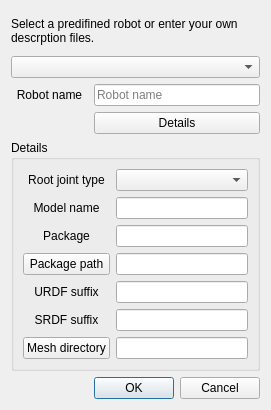
Old version of the form include/hpp/gui/ui/dialogloadrobot.ui in the repository humanoid-path-planner/hpp-gui.
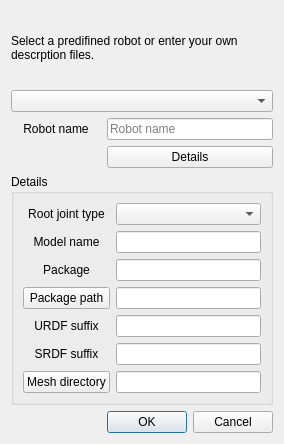
New version of the form.

Commit message: Change widget's tab order

The edit to the form file:
```diff
--- a/include/hpp/gui/ui/dialogloadrobot.ui
+++ b/include/hpp/gui/ui/dialogloadrobot.ui
@@ -6,8 +6,8 @@
    <rect>
     <x>0</x>
     <y>0</y>
-    <width>271</width>
-    <height>410</height>
+    <width>284</width>
+    <height>444</height>
    </rect>
   </property>
   <property name="windowTitle">
```
Left out of the diff: 15 changed lines with no effect on the pictures. The commit also changes 1 other file.
